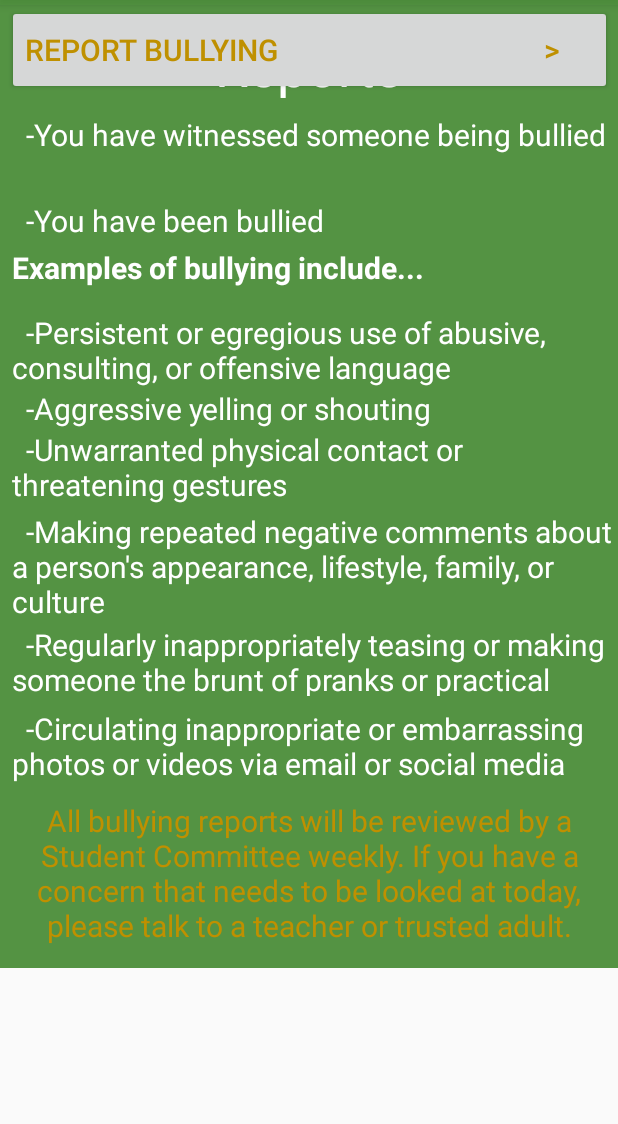
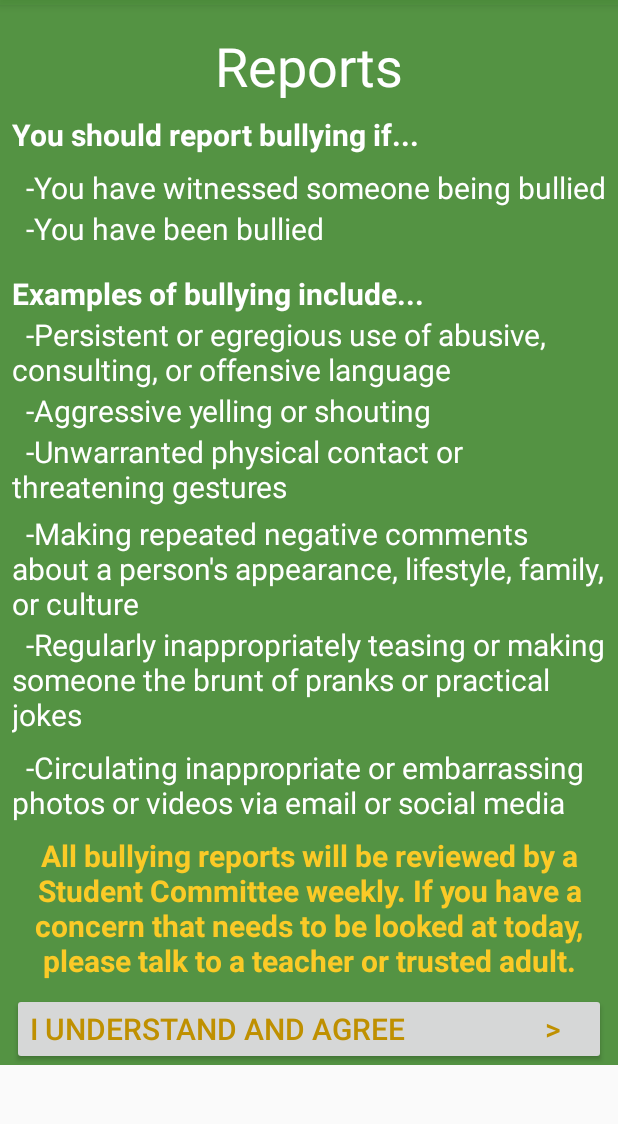
Before and after one commit to dtschmidt/wabprojectredo, an Android app: the BeforeReportActivity screen opened directly, with no data from a screen before it, on a phone screen of 412 x 824 dp, the part 79-1203 px from its top. Run offline under Robolectric (Android 15) with nearby library versions, the phone set to English and light mode, and no system bars; Roboto replaces fonts that are not available here.

Commit message:
4/11 middle - still working on ui, in middle of before chat

```diff
--- a/app/src/main/res/layout/activity_before_report.xml
+++ b/app/src/main/res/layout/activity_before_report.xml
@@ -6,54 +6,55 @@
             android:orientation="vertical"
             android:fillViewport="false">
 
-<android.support.constraint.ConstraintLayout xmlns:android="http://schemas.android.com/apk/res/android"
-                                             xmlns:app="http://schemas.android.com/apk/res-auto"
-                                             xmlns:tools="http://schemas.android.com/tools" android:layout_width="match_parent"
+<android.support.constraint.ConstraintLayout
+        android:layout_width="match_parent"
                                              android:layout_height="match_parent"
                                              android:background="@color/colorPrimary">
 
 
     <TextView
+            android:text="You should report bullying if..."
+            android:layout_width="0dp"
+            android:layout_height="wrap_content"
+            android:id="@+id/txtview_reports_examplesofbullying2" android:textSize="20sp" android:textStyle="bold"
+            android:textColor="@android:color/white"
+            android:layout_marginTop="8dp"
+            app:layout_constraintTop_toBottomOf="@+id/txtview_beforechat_welcome" android:layout_marginEnd="8dp"
+            app:layout_constraintEnd_toEndOf="parent" android:layout_marginStart="8dp"
+            app:layout_constraintStart_toStartOf="parent"/>
+    <TextView
             android:text="Reports"
             android:layout_width="wrap_content"
             android:layout_height="wrap_content"
             app:layout_constraintStart_toStartOf="parent" app:layout_constraintEnd_toEndOf="parent"
-            android:id="@+id/txtview_reports" android:textSize="36sp" android:textAlignment="center"
+            android:id="@+id/txtview_beforechat_welcome" android:textSize="36sp" android:textAlignment="center"
             android:textColor="@android:color/white"
             app:layout_constraintTop_toTopOf="parent" android:layout_marginTop="16dp"/>
     <Button
-            android:text="Report Bullying                                      >"
-            android:layout_width="403dp"
-            android:layout_height="60dp"
+            android:text="I Understand and Agree                    >"
+            android:layout_width="0dp"
+            android:layout_height="wrap_content"
             android:id="@+id/btn_beforereport_report" android:textSize="20sp" android:textAlignment="viewStart"
             android:textColor="@color/colorAccent"
-            tools:layout_editor_absoluteY="657dp" app:layout_constraintEnd_toEndOf="parent"
-            android:layout_marginEnd="4dp"/>
-    <TextView
-            android:text="You should report bullying if..."
-            android:layout_width="394dp"
-            android:layout_height="42dp"
-            android:id="@+id/txtview_reports_reportbullyingif" android:textSize="20sp"
-            android:textColor="@android:color/white" app:layout_constraintStart_toStartOf="@+id/btn_beforereport_report"
-            android:layout_marginStart="16dp" android:textStyle="bold"
-            app:layout_constraintEnd_toEndOf="@+id/btn_beforereport_report"
-            app:layout_constraintHorizontal_bias="1.0" android:layout_marginTop="8dp"
-            app:layout_constraintTop_toTopOf="@+id/btn_beforereport_report"/>
+            android:layout_marginTop="8dp"
+            app:layout_constraintTop_toBottomOf="@+id/textView12"
+            app:layout_constraintEnd_toEndOf="@+id/textView12" app:layout_constraintStart_toStartOf="@+id/textView12"
+            android:paddingBottom="8dp" android:paddingTop="8dp"/>
     <TextView
             android:text="  -You have witnessed someone being bullied"
             android:layout_width="0dp"
-            android:layout_height="57dp"
+            android:layout_height="wrap_content"
             android:id="@+id/txtview_reports_reportbullyingif_option1" android:textSize="20sp"
             android:textColor="@android:color/white"
             android:textAlignment="textStart"
-            android:layout_marginTop="8dp"
-            app:layout_constraintTop_toBottomOf="@+id/txtview_reports" android:layout_marginStart="8dp"
+            android:layout_marginStart="8dp"
             app:layout_constraintStart_toStartOf="parent" app:layout_constraintEnd_toEndOf="parent"
-            android:layout_marginEnd="8dp"/>
+            android:layout_marginEnd="8dp" android:layout_marginTop="8dp"
+            app:layout_constraintTop_toBottomOf="@+id/txtview_reports_examplesofbullying2"/>
     <TextView
             android:text="  -You have been bullied"
             android:layout_width="0dp"
-            android:layout_height="31dp"
+            android:layout_height="wrap_content"
             android:id="@+id/txtview_reports_reportbullyingif_option2" android:textSize="20sp"
             android:textColor="@android:color/white"
             app:layout_constraintStart_toStartOf="@+id/txtview_reports_reportbullyingif_option1"
@@ -62,12 +63,13 @@
     <TextView
             android:text="Examples of bullying include..."
             android:layout_width="0dp"
-            android:layout_height="43dp"
+            android:layout_height="wrap_content"
             android:id="@+id/txtview_reports_examplesofbullying" android:textSize="20sp" android:textStyle="bold"
             android:textColor="@android:color/white"
             app:layout_constraintTop_toBottomOf="@+id/txtview_reports_reportbullyingif_option2"
             app:layout_constraintEnd_toEndOf="@+id/txtview_reports_reportbullyingif_option2"
-            app:layout_constraintStart_toStartOf="@+id/txtview_reports_reportbullyingif_option2"/>
+            app:layout_constraintStart_toStartOf="@+id/txtview_reports_reportbullyingif_option2"
+            android:layout_marginTop="16dp"/>
     <TextView
             android:layout_width="0dp"
             android:layout_height="wrap_content"
@@ -81,7 +83,7 @@
     <TextView
             android:text="  -Aggressive yelling or shouting"
             android:layout_width="0dp"
-            android:layout_height="27dp"
+            android:layout_height="wrap_content"
             android:id="@+id/textView7" android:textSize="20sp"
             android:textColor="@android:color/white" app:layout_constraintStart_toStartOf="@+id/textView6"
             app:layout_constraintTop_toBottomOf="@+id/textView6" app:layout_constraintEnd_toEndOf="@+id/textView6"/>
@@ -96,16 +98,17 @@
             app:layout_constraintStart_toStartOf="@+id/textView7" app:layout_constraintEnd_toEndOf="@+id/textView7"/>
     <TextView
             android:text="  -Making repeated negative comments about a person's appearance, lifestyle, family, or culture"
-            android:layout_width="404dp"
-            android:layout_height="75dp"
-            android:id="@+id/textView9" app:layout_constraintStart_toStartOf="@+id/textView8"
+            android:layout_width="0dp"
+            android:layout_height="wrap_content"
+            android:id="@+id/textView9"
             android:textSize="20sp" android:textColor="@android:color/white"
             android:textAlignment="viewStart"
-            app:layout_constraintTop_toBottomOf="@+id/textView8" android:layout_marginTop="4dp"/>
+            app:layout_constraintTop_toBottomOf="@+id/textView8" android:layout_marginTop="4dp"
+            app:layout_constraintEnd_toEndOf="@+id/textView8" app:layout_constraintStart_toStartOf="@+id/textView8"/>
     <TextView
             android:text="  -Regularly inappropriately teasing or making someone the brunt of pranks or practical jokes"
-            android:layout_width="402dp"
-            android:layout_height="48dp"
+            android:layout_width="0dp"
+            android:layout_height="wrap_content"
             android:id="@+id/textView10" android:textSize="20sp"
             android:textColor="@android:color/white"
             app:layout_constraintTop_toBottomOf="@+id/textView9"
@@ -114,27 +117,24 @@
     />
     <TextView
             android:text="  -Circulating inappropriate or embarrassing photos or videos via email or social media"
-            android:layout_width="wrap_content"
-            android:layout_height="53dp"
-            app:layout_constraintStart_toStartOf="@+id/textView10"
+            android:layout_width="0dp"
+            android:layout_height="wrap_content"
             android:textSize="20sp" android:textColor="@android:color/white"
-            android:layout_marginBottom="64dp" app:layout_constraintBottom_toBottomOf="parent"
-            android:layout_marginTop="8dp"
-            app:layout_constraintTop_toBottomOf="@+id/textView10" app:layout_constraintVertical_bias="0.0"
-            android:id="@+id/txtview_reports_examplesofbullying_option6"/>
+            android:id="@+id/txtview_reports_examplesofbullying_option6"
+            app:layout_constraintStart_toStartOf="@+id/textView10" app:layout_constraintEnd_toEndOf="@+id/textView10"
+            android:layout_marginTop="8dp" app:layout_constraintTop_toBottomOf="@+id/textView10"/>
     <TextView
             android:text="All bullying reports will be reviewed by a Student Committee weekly. If you have a concern that needs to be looked at today, please talk to a teacher or trusted adult."
-            android:layout_width="wrap_content"
-            android:layout_height="112dp"
+            android:layout_width="0dp"
+            android:layout_height="wrap_content"
             android:id="@+id/textView12"
             android:textSize="20sp"
-            android:textAlignment="center" android:textColor="@color/colorAccent"
-            app:layout_constraintEnd_toEndOf="parent"
+            android:textAlignment="center" android:textColor="@color/colorPrimaryDark"
+            android:textStyle="bold"
             app:layout_constraintStart_toStartOf="@+id/txtview_reports_examplesofbullying_option6"
-            app:layout_constraintHorizontal_bias="1.0"
+            app:layout_constraintEnd_toEndOf="@+id/txtview_reports_examplesofbullying_option6"
             android:layout_marginTop="8dp"
-            app:layout_constraintTop_toBottomOf="@+id/txtview_reports_examplesofbullying_option6"
-    />
+            app:layout_constraintTop_toBottomOf="@+id/txtview_reports_examplesofbullying_option6"/>
 </android.support.constraint.ConstraintLayout>
 
 </ScrollView>
--- a/app/src/main/res/layout/activity_quiz.xml
+++ b/app/src/main/res/layout/activity_quiz.xml
@@ -21,7 +21,6 @@
             app:layout_constraintBottom_toBottomOf="@+id/btn_quiz_submitnext" android:textAlignment="center"
             android:textColor="@color/colorPrimaryDark"/>
     <TextView
-            android:text="Question Description"
             android:layout_width="0dp"
             android:layout_height="wrap_content"
             android:id="@+id/txtview_quiz_qtext"
@@ -31,7 +30,6 @@
             app:layout_constraintTop_toBottomOf="@+id/txtview_quiz_questionnum"
             android:textColor="@color/colorPrimaryDark"/>
     <TextView
-            android:text="Question Text"
             android:layout_width="0dp"
             android:layout_height="59dp"
             android:id="@+id/txtview_quiz_questionnum" app:layout_constraintEnd_toEndOf="parent"
@@ -53,25 +51,21 @@
             app:layout_constraintStart_toStartOf="parent" android:layout_marginTop="8dp"
             app:layout_constraintTop_toBottomOf="@+id/txtview_quiz_qtext" android:layout_margin="32dp">
         <Button
-                android:text="option 1"
                 android:layout_width="match_parent"
                 android:layout_height="wrap_content"
                 android:background="@drawable/roundedbuttonwhite"
                 android:id="@+id/btn_quiz_1" android:elevation="5dp"/>
         <Button
-                android:text="option 2"
                 android:layout_width="match_parent"
                 android:layout_height="wrap_content"
                 android:background="@drawable/roundedbuttonwhite"
                 android:id="@+id/btn_quiz_2" android:layout_marginTop="8dp" android:elevation="5dp"/>
         <Button
-                android:text="option 3"
                 android:layout_width="match_parent"
                 android:layout_height="wrap_content"
                 android:background="@drawable/roundedbuttonwhite"
                 android:id="@+id/btn_quiz_3" android:layout_marginTop="8dp" android:elevation="5dp"/>
         <Button
-                android:text="option 4"
                 android:layout_width="match_parent"
                 android:layout_height="wrap_content"
                 android:background="@drawable/roundedbuttonwhite"
```
Also changed, not shown: app/src/main/AndroidManifest.xml (+6 -2 lines), app/src/main/java/com/example/wabprojectredo/BeforeChatActivity.kt (added, +12 -0 lines), app/src/main/java/com/example/wabprojectredo/FinishQuizActivity.kt (+5 -2 lines), app/src/main/java/com/example/wabprojectredo/FinishSurveyActivity.kt (+36 -0 lines), app/src/main/java/com/example/wabprojectredo/SurveyActivity.kt (+13 -13 lines), app/src/main/res/layout/activity_before_chat.xml (added, +112 -0 lines), app/src/main/res/layout/activity_finish_quiz.xml (+4 -4 lines), app/src/main/res/layout/activity_finish_survey.xml (+47 -1 lines), app/src/main/res/layout/activity_survey.xml (+13 -11 lines).
